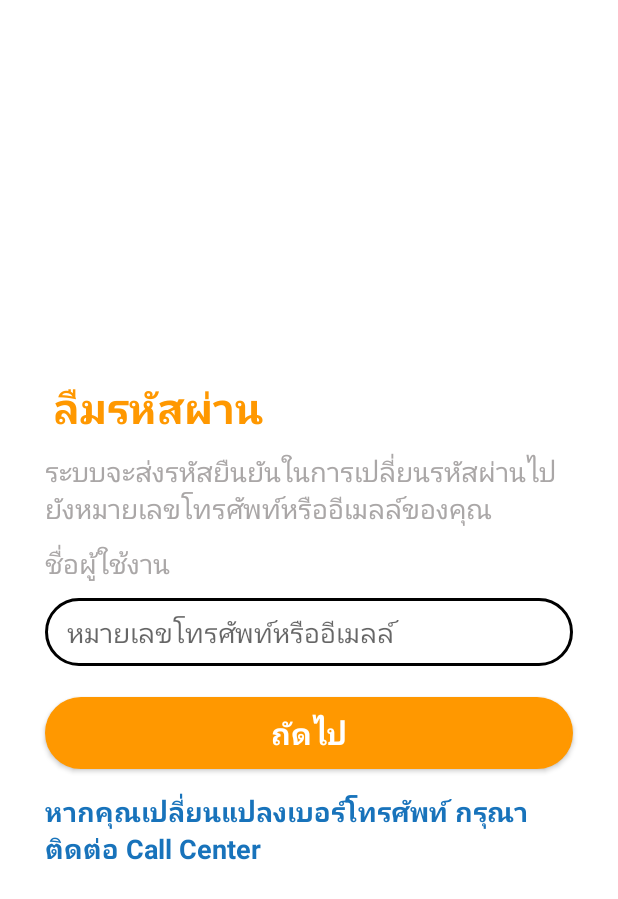
After one commit to Pezy-Team/PezyAndroid, an Android app: the ForgotPasswordStep1Activity screen opened directly, with no data from a screen before it, on a phone screen of 412 x 824 dp. The commit adds this screen. Shown: the top 899 px of the screen. Run offline under Robolectric (Android 15) with nearby library versions, the phone set to English and light mode, and no system bars.

Commit message:
Minor - Improvement - Link activity for forgot password process.

```diff
--- /dev/null
+++ b/app/src/main/java/com/example/pezyandroid/ForgotPasswordStep1Activity.java
@@ -0,0 +1,43 @@
+package com.example.pezyandroid;
+
+import androidx.appcompat.app.AppCompatActivity;
+
+import android.content.Context;
+import android.content.Intent;
+import android.os.Bundle;
+import android.view.View;
+import android.widget.Button;
+
+public class ForgotPasswordStep1Activity extends AppCompatActivity {
+
+    private Context fContext;
+
+    private Button btnNext;
+
+    @Override
+    protected void onCreate(Bundle savedInstanceState) {
+        super.onCreate(savedInstanceState);
+        setContentView(R.layout.activity_forgot_password_step1);
+
+        fContext = this;
+
+        bindObj();
+
+        onNextClick();
+    }
+
+    private void onNextClick() {
+        btnNext.setOnClickListener(new View.OnClickListener() {
+            @Override
+            public void onClick(View v) {
+                Intent intent = new Intent(fContext, ForgotPasswordStep2Activity.class);
+                startActivity(intent);
+                finish();
+            }
+        });
+    }
+
+    private void bindObj() {
+        btnNext = findViewById(R.id.btnNext);
+    }
+}
--- a/app/src/main/res/drawable/edittext_white.xml
+++ b/app/src/main/res/drawable/edittext_white_with_border_black.xml
@@ -11,7 +11,7 @@
                 android:top="5dp" />
             <stroke
                 android:width="2dp"
-                android:color="#3bbdfa"
+                android:color="#000000"
                 />
         </shape>
     </item>
--- /dev/null
+++ b/app/src/main/res/layout/activity_forgot_password_step1.xml
@@ -0,0 +1,98 @@
+<?xml version="1.0" encoding="utf-8"?>
+<androidx.constraintlayout.widget.ConstraintLayout xmlns:android="http://schemas.android.com/apk/res/android"
+    xmlns:app="http://schemas.android.com/apk/res-auto"
+    xmlns:tools="http://schemas.android.com/tools"
+    android:layout_width="match_parent"
+    android:layout_height="match_parent"
+    android:background="@color/text_white"
+    tools:context=".ForgotPasswordStep1Activity">
+
+    <LinearLayout
+        android:layout_width="match_parent"
+        android:layout_height="wrap_content"
+        android:orientation="vertical"
+        app:layout_constraintBottom_toBottomOf="parent"
+        app:layout_constraintEnd_toEndOf="parent"
+        app:layout_constraintStart_toStartOf="parent"
+        app:layout_constraintTop_toTopOf="parent">
+
+        <ScrollView
+            android:layout_width="match_parent"
+            android:layout_height="match_parent">
+
+            <LinearLayout
+                android:layout_width="match_parent"
+                android:layout_height="wrap_content"
+                android:orientation="vertical" >
+
+                <TextView
+                    android:layout_width="match_parent"
+                    android:layout_height="wrap_content"
+                    android:layout_marginHorizontal="30dp"
+                    android:layout_marginVertical="5dp"
+                    android:gravity="left|start"
+                    android:paddingLeft="5dp"
+                    android:textSize="28sp"
+                    android:text="@string/forgot_password"
+                    android:textStyle="bold"
+                    android:textColor="@color/pezy_orange" />
+
+                <TextView
+                    android:layout_width="match_parent"
+                    android:layout_height="wrap_content"
+                    android:text="@string/step1_description"
+                    android:layout_marginHorizontal="30dp"
+                    android:layout_marginVertical="5dp"
+                    android:textSize="18sp"
+                    android:textColor="@color/edittext_color"/>
+
+                <TextView
+                    android:layout_width="match_parent"
+                    android:layout_height="wrap_content"
+                    android:text="@string/name_of_user"
+                    android:layout_marginHorizontal="30dp"
+                    android:layout_marginVertical="5dp"
+                    android:textSize="18sp"
+                    android:textColor="@color/edittext_color"/>
+
+                <EditText
+                    android:id="@+id/txtNameSurname"
+                    android:layout_width="match_parent"
+                    android:layout_height="wrap_content"
+                    android:hint="@string/hint_phone_or_email"
+                    android:background="@drawable/edittext_white_with_border_black"
+                    android:textColor="@color/edittext_color"
+                    android:layout_marginHorizontal="30dp"
+                    android:layout_marginVertical="5dp" />
+
+                <Button
+                    android:id="@+id/btnNext"
+                    android:layout_width="match_parent"
+                    android:layout_height="wrap_content"
+                    android:layout_marginHorizontal="30dp"
+                    android:layout_marginVertical="15dp"
+                    android:gravity="center_horizontal|center_vertical"
+                    android:background="@drawable/round_button"
+                    android:backgroundTint="@color/pezy_orange"
+                    android:textColor="@color/text_white"
+                    android:text="@string/next"
+                    android:textSize="20sp"
+                    android:textStyle="bold" />
+
+                <TextView
+                    android:layout_width="match_parent"
+                    android:layout_height="wrap_content"
+                    android:text="@string/if_change_tel"
+                    android:layout_marginHorizontal="30dp"
+                    android:textSize="18sp"
+                    android:textStyle="bold"
+                    android:textColor="@color/heading_blue"/>
+
+
+            </LinearLayout>
+        </ScrollView>
+
+
+    </LinearLayout>
+
+</androidx.constraintlayout.widget.ConstraintLayout>
--- a/app/src/main/res/values/colors.xml
+++ b/app/src/main/res/values/colors.xml
@@ -6,4 +6,6 @@
 
     <color name="edittext_color">#AAA7A7</color>
     <color name="text_white">#FFFFFF</color>
+    <color name="pezy_orange">#FF9800</color>
+    <color name="heading_blue">#1873BB</color>
 </resources>
--- a/app/src/main/res/values/strings.xml
+++ b/app/src/main/res/values/strings.xml
@@ -1,3 +1,3 @@
 <resources>
-    <string name="app_name">PezyAndroid</string>
+    <string name="app_name">PezyOnline</string>
 </resources>
--- a/app/src/main/res/values/strings_login.xml
+++ b/app/src/main/res/values/strings_login.xml
@@ -7,4 +7,20 @@
     <string name="login_fb">Facebook Login</string>
     <string name="or">หรือ</string>
     <string name="register">สมัครสมาชิก</string>
+
+
+    <!--Forgot password-->
+    <string name="forgot_password">ลืมรหัสผ่าน</string>
+    <string name="hint_phone_or_email">หมายเลขโทรศัพท์หรืออีเมลล์</string>
+    <string name="name_of_user">ชื่อผู้ใช้งาน</string>
+    <string name="step1_description">ระบบจะส่งรหัสยืนยันในการเปลี่ยนรหัสผ่านไปยังหมายเลขโทรศัพท์หรืออีเมลล์ของคุณ</string>
+    <string name="next">ถัดไป</string>
+    <string name="confirm">ยืนยัน</string>
+    <string name="if_change_tel">หากคุณเปลี่ยนแปลงเบอร์โทรศัพท์ กรุณาติดต่อ Call Center</string>
+    <string name="step2_description">กรุณาใส่รหัสยืนยันที่ได้รับจากทาง SMS หรือ อีเมลล์ ของหมาขเลขโทรศัทพ์</string>
+    <string name="hint_otp">999999</string>
+    <string name="step2_note">ส่งรหัสผ่านใหม่ (กรุณารอ 60 วินาที)</string>
+    <string name="step3_description">รหัสผ่านอย่างน้อย 8 ตัว ประกอบไปด้วย ตัวเลข ภาษาอังกฤษตัวพิมพ์ใหญ่ และตัวพิมพ์เล็ก ไม่มีอักขระพิเศษ</string>
+    <string name="hint_password">กรุณากรอกรหัสผ่าน</string>
+    <!--Forgot password-->
 </resources>
```
Also changed, not shown: app/src/main/AndroidManifest.xml (+12 -2 lines), app/src/main/java/com/example/pezyandroid/ForgotPasswordStep2Activity.java (added, +44 -0 lines), app/src/main/java/com/example/pezyandroid/ForgotPasswordStep3Activity.java (added, +45 -0 lines), app/src/main/java/com/example/pezyandroid/LoginActivity.java (added, +63 -0 lines), app/src/main/java/com/example/pezyandroid/MainActivity.java (+1 -22 lines), app/src/main/res/layout/activity_forgot_password_step2.xml (added, +88 -0 lines), app/src/main/res/layout/activity_forgot_password_step3.xml (added, +79 -0 lines), app/src/main/res/layout/activity_main.xml (+3 -5 lines), app/src/main/res/layout/activity_main2.xml (added, +28 -0 lines).
